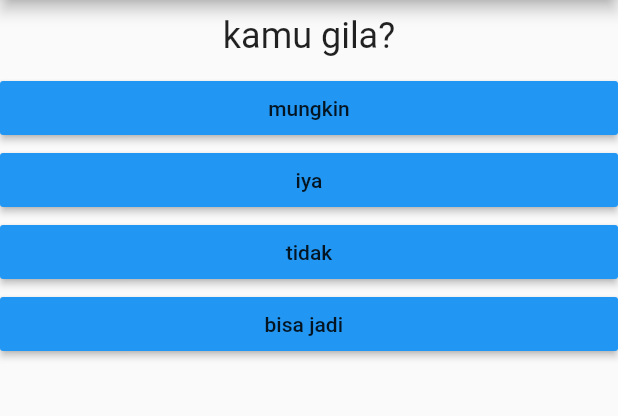
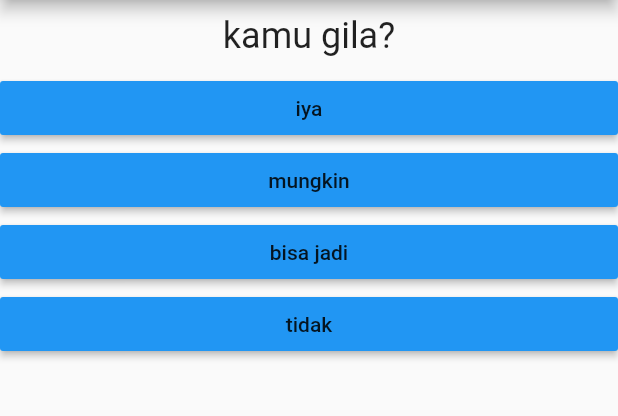
Before and after one commit to dewabisma/flutter-fundamental, a Flutter app: the screen it shows after launch, after a tap on "wayan", after a tap on "23", on a phone screen of 412 x 824 dp, the part 84-500 px from its top. Run offline on Flutter 3.47's test engine with Material 2 defaults, Android fonts, the light colour scheme and no system bars.

Commit message:
finished basic quiz app while understanding flutter fundamental

```diff
--- a/lib/main.dart
+++ b/lib/main.dart
@@ -1,7 +1,7 @@
 import 'package:flutter/material.dart';
 
-import './question.dart';
-import './answer.dart';
+import './result.dart';
+import './quiz.dart';
 
 void main() {
   runApp(MyApp());
@@ -15,47 +15,65 @@ class MyApp extends StatefulWidget {
 }
 
 class _MyAppState extends State<MyApp> {
+  static final _questions = const [
+    {
+      "question": "siapa namamu?",
+      "answer": [
+        {"options": "wayan", "scores": 2},
+        {"options": "gede", "scores": 8},
+        {"options": "putu", "scores": 5}
+      ]
+    },
+    {
+      "question": "berapa usiamu?",
+      "answer": [
+        {"options": "22", "scores": 2},
+        {"options": "23", "scores": 8},
+        {"options": "19", "scores": 5},
+        {"options": "17", "scores": 10}
+      ]
+    },
+    {
+      "question": "kamu gila?",
+      "answer": [
+        {"options": "iya", "scores": 2},
+        {"options": "mungkin", "scores": 8},
+        {"options": "bisa jadi", "scores": 5},
+        {"options": "tidak", "scores": 10}
+      ]
+    },
+  ];
+
   var _questionIndex = 0;
+  var _score = 0;
 
-  void _pickAnswer() {
+  void _resetQuiz() {
+    setState(() {
+      _questionIndex = 0;
+    });
+  }
+
+  void _pickAnswer(int questionScore) {
     setState(() {
       _questionIndex++;
     });
 
+    _score += questionScore;
+    print(_score);
     print(_questionIndex);
-    print("Answer is Chosen");
+    print(_questions.length);
   }
 
   @override
   Widget build(BuildContext context) {
-    const _questions = [
-      {
-        "question": "siapa namamu?",
-        "answer": ["wayan", "gede", "nyoman"]
-      },
-      {
-        "question": "berapa usiamu?",
-        "answer": ["20", "22", "23", "24"]
-      },
-      {
-        "question": "kamu gila?",
-        "answer": ["mungkin", "iya", "tidak", "bisa jadi  "]
-      },
-    ];
-
     return MaterialApp(
       home: Scaffold(
         appBar: AppBar(
           title: Text('My First App'),
         ),
-        body: Column(
-          children: <Widget>[
-            Question(_questions[_questionIndex]['question'] as String),
-            ...(_questions[_questionIndex]['answer'] as List<String>)
-                .map((jawaban) => Answer(_pickAnswer, jawaban))
-                .toList()
-          ],
-        ),
+        body: _questionIndex < _questions.length
+            ? Quiz(_questions, _questionIndex, _pickAnswer)
+            : Result(_score, _resetQuiz),
       ),
     );
   }
--- /dev/null
+++ b/lib/quiz.dart
@@ -0,0 +1,22 @@
+import 'package:flutter/material.dart';
+
+import './question.dart';
+import './answer.dart';
+
+class Quiz extends StatelessWidget {
+  final List<Map<String, dynamic>> _questions;
+  final int _questionIndex;
+  final Function _pickAnswer;
+
+  Quiz(this._questions, this._questionIndex, this._pickAnswer);
+
+  Widget build(BuildContext context) {
+    return Column(children: <Widget>[
+      Question(_questions[_questionIndex]['question'] as String),
+      ...(_questions[_questionIndex]['answer'] as List<Map>)
+          .map((answer) =>
+              Answer(() => _pickAnswer(answer['scores']), answer["options"]))
+          .toList()
+    ]);
+  }
+}
```
Also changed, not shown: lib/result.dart (added, +40 -0 lines).
